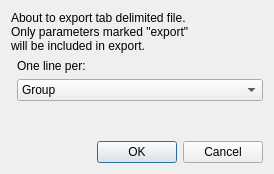
First picture: the form in QtPMbrowser/DlgExportMetadata.ui, repository ChrisHal/PMbrowser, before the edit.
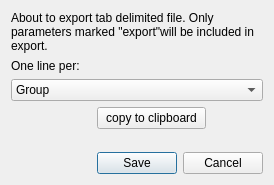
Second picture: the form after the edit.

Commit message: dialog metadatexport: copy to clipboard

Diff of the .ui file:
```diff
--- a/QtPMbrowser/DlgExportMetadata.ui
+++ b/QtPMbrowser/DlgExportMetadata.ui
@@ -7,40 +7,53 @@
     <x>0</x>
     <y>0</y>
     <width>274</width>
-    <height>174</height>
+    <height>185</height>
    </rect>
   </property>
   <property name="windowTitle">
    <string>Export metadata as table</string>
   </property>
-  <layout class="QGridLayout" name="gridLayout" rowstretch="0,0,0,1,0" columnstretch="0,1">
-   <item row="1" column="1">
-    <widget class="QLabel" name="label">
-     <property name="text">
-      <string>One line per:</string>
+  <layout class="QGridLayout" name="gridLayout" rowstretch="0,0,0,0,0,0,0" columnstretch="0,0,0,0">
+   <item row="5" column="1" colspan="3">
+    <spacer name="verticalSpacer">
+     <property name="orientation">
+      <enum>Qt::Vertical</enum>
      </property>
-    </widget>
-   </item>
-   <item row="0" column="0" colspan="2">
-    <widget class="QLabel" name="label_2">
-     <property name="text">
-      <string>About to export tab delimited file.
-Only parameters marked &quot;export&quot;
-will be included in export.</string>
+     <property name="sizeHint" stdset="0">
+      <size>
+       <width>20</width>
+       <height>40</height>
+      </size>
      </property>
-    </widget>
+    </spacer>
    </item>
-   <item row="4" column="0" colspan="2">
+   <item row="6" column="1" colspan="3">
     <widget class="QDialogButtonBox" name="buttonBox">
      <property name="orientation">
       <enum>Qt::Horizontal</enum>
      </property>
      <property name="standardButtons">
-      <set>QDialogButtonBox::Cancel|QDialogButtonBox::Ok</set>
+      <set>QDialogButtonBox::Cancel|QDialogButtonBox::Save</set>
+     </property>
+     <property name="centerButtons">
+      <bool>false</bool>
      </property>
     </widget>
    </item>
-   <item row="2" column="1">
+   <item row="4" column="0">
+    <spacer name="horizontalSpacer">
+     <property name="orientation">
+      <enum>Qt::Horizontal</enum>
+     </property>
+     <property name="sizeHint" stdset="0">
+      <size>
+       <width>40</width>
+       <height>20</height>
+      </size>
+     </property>
+    </spacer>
+   </item>
+   <item row="2" column="0" colspan="4">
     <widget class="QComboBox" name="comboBoxLevel">
      <item>
       <property name="text">
@@ -64,18 +77,32 @@
      </item>
     </widget>
    </item>
-   <item row="3" column="1">
-    <spacer name="verticalSpacer">
-     <property name="orientation">
-      <enum>Qt::Vertical</enum>
+   <item row="1" column="0" colspan="3">
+    <widget class="QLabel" name="label">
+     <property name="text">
+      <string>One line per:</string>
      </property>
-     <property name="sizeHint" stdset="0">
-      <size>
-       <width>20</width>
-       <height>40</height>
-      </size>
+    </widget>
+   </item>
+   <item row="0" column="0" colspan="4">
+    <widget class="QLabel" name="label_2">
+     <property name="text">
+      <string>&lt;html&gt;&lt;head/&gt;&lt;body&gt;&lt;p&gt;About to export tab delimited file. Only parameters marked &amp;quot;export&amp;quot;will be included in export.&lt;/p&gt;&lt;/body&gt;&lt;/html&gt;</string>
      </property>
-    </spacer>
+     <property name="scaledContents">
+      <bool>false</bool>
+     </property>
+     <property name="wordWrap">
+      <bool>true</bool>
+     </property>
+    </widget>
+   </item>
+   <item row="4" column="1" colspan="2">
+    <widget class="QPushButton" name="pushButtonCopy">
+     <property name="text">
+      <string>copy to clipboard</string>
+     </property>
+    </widget>
    </item>
   </layout>
  </widget>
```
The commit also changes 3 other files.
